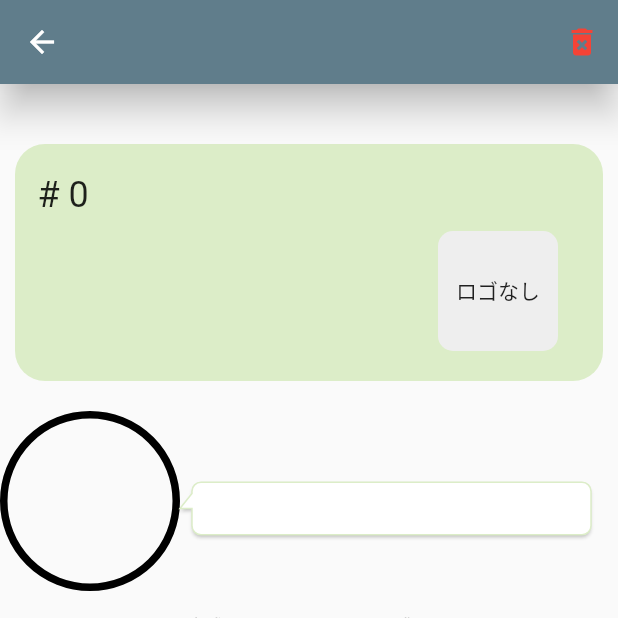
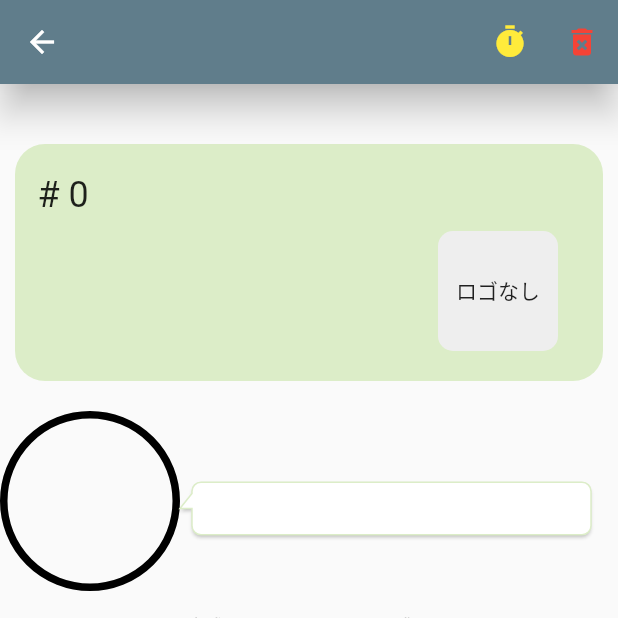
Before and after one commit to y0303noki/YellApp, a Flutter app: the MyAchievementPage screen opened directly, on a phone screen of 412 x 824 dp, the top half of it. Run offline on Flutter 3.47's test engine with Material 2 defaults, Android fonts, the phone set to English and light mode, and no system bars; drawn by our look-alikes of bubble; our stand-ins replace cloud_firestore, firebase_auth, firebase_core, flutter_hooks, hooks_riverpod, share and 1 more; accounts and stored records are empty; network calls fail.

Commit message:
タイマー

```diff
--- a/lib/model/myGoal.dart
+++ b/lib/model/myGoal.dart
@@ -11,6 +11,7 @@ class MyGoalModel {
   bool isDeleted = false;
   List<String> memberIds = [];
   String inviteId = '';
+  int resetHour = 0; // リセットする時間（hrou)
   DateTime? createdAt;
   DateTime? updatedAt;
   MyGoalModel({
@@ -25,6 +26,7 @@ class MyGoalModel {
     this.isDeleted = false,
     this.memberIds = const [],
     this.inviteId = '',
+    this.resetHour = 0,
     this.createdAt,
     this.updatedAt,
   });
--- a/lib/screen/my/my_achievement_page.dart
+++ b/lib/screen/my/my_achievement_page.dart
@@ -38,6 +38,14 @@ class MyAchievementPage extends ConsumerWidget {
           icon: const Icon(Icons.arrow_back),
         ),
         actions: [
+          // リセットタイマー
+          IconButton(
+            onPressed: () async {},
+            icon: const Icon(
+              Icons.timer,
+              color: Colors.yellow,
+            ),
+          ),
           // 目標を削除する
           IconButton(
             onPressed: () async {
```
Also changed, not shown: lib/firebase/my_goal_firebase.dart (+16 -0 lines).
